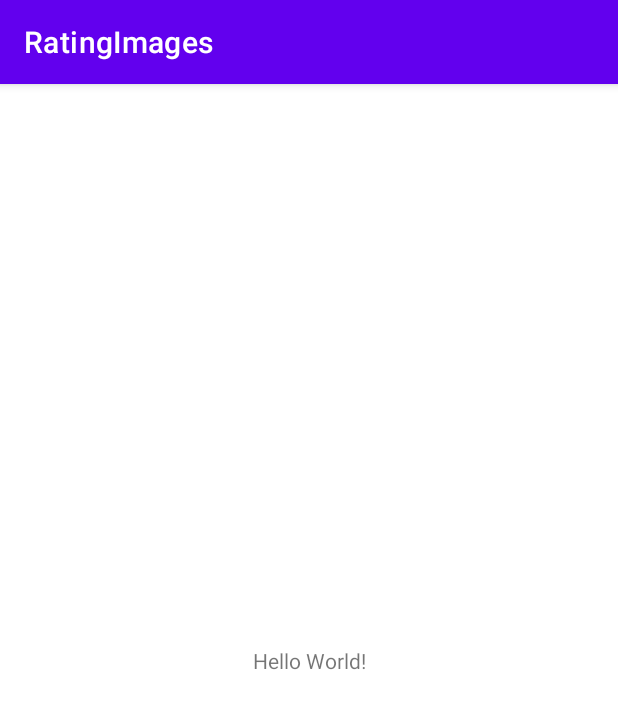
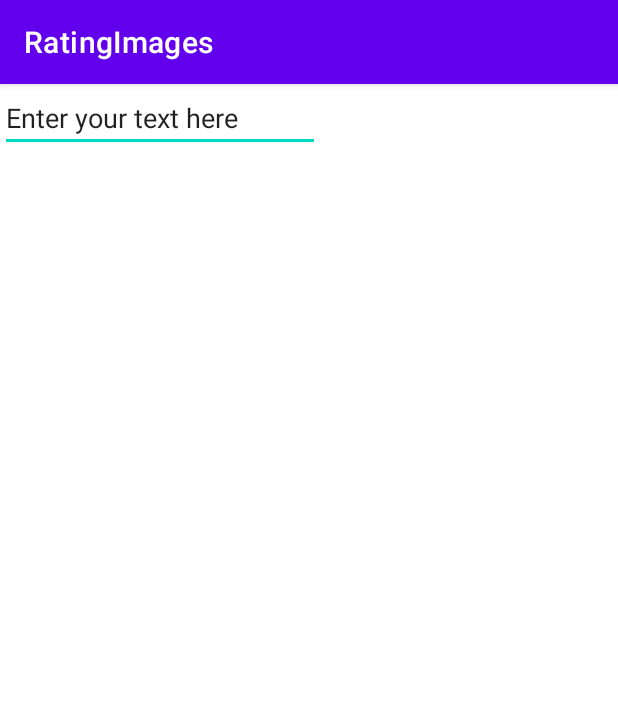
Before and after one commit to BrSTU-PO4-190333/6sem_RPOdMS, an Android app: the screen it shows after launch (MainActivity), on a phone screen of 412 x 824 dp. Shown: the top 709 px of the screen. Run offline under Robolectric (Android 15) with nearby library versions, the phone set to English and light mode, and no system bars.

Commit message:
lab3/Galanin_Pavel : Added <EditText>

```diff
--- a/lab3/gpi_src/gpi_rpodms6_lab3/app/src/main/res/layout/activity_main.xml
+++ b/lab3/gpi_src/gpi_rpodms6_lab3/app/src/main/res/layout/activity_main.xml
@@ -6,13 +6,24 @@
     android:layout_height="match_parent"
     tools:context=".MainActivity">
 
-    <TextView
+    <LinearLayout
+        android:id="@+id/linear1"
         android:layout_width="wrap_content"
         android:layout_height="wrap_content"
-        android:text="Hello World!"
-        app:layout_constraintBottom_toBottomOf="parent"
-        app:layout_constraintLeft_toLeftOf="parent"
-        app:layout_constraintRight_toRightOf="parent"
-        app:layout_constraintTop_toTopOf="parent" />
+        android:orientation="horizontal"
+        app:layout_constraintStart_toStartOf="parent"
+        app:layout_constraintTop_toTopOf="parent">
+        <EditText
+            android:id="@+id/edit_message"
+            android:layout_width="wrap_content"
+            android:layout_height="wrap_content"
+            android:autofillHints=""
+            android:ems="10"
+            android:hint="@string/edit_message"
+            android:inputType="textPersonName"
+            android:text="@string/edit_message">
+            <requestFocus />
+        </EditText>
+    </LinearLayout>
 
 </androidx.constraintlayout.widget.ConstraintLayout>
--- a/lab3/gpi_src/gpi_rpodms6_lab3/app/src/main/res/values/strings.xml
+++ b/lab3/gpi_src/gpi_rpodms6_lab3/app/src/main/res/values/strings.xml
@@ -1,3 +1,4 @@
 <resources>
     <string name="app_name">RatingImages</string>
+    <string name="edit_message">Enter your text here</string>
 </resources>
```
